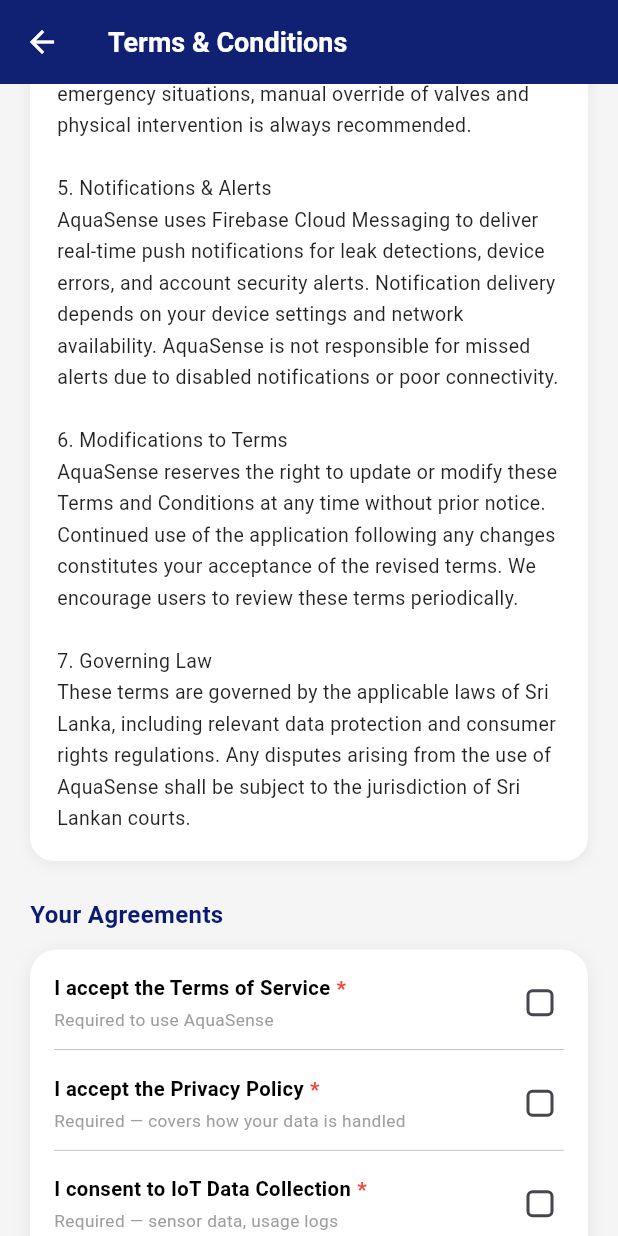
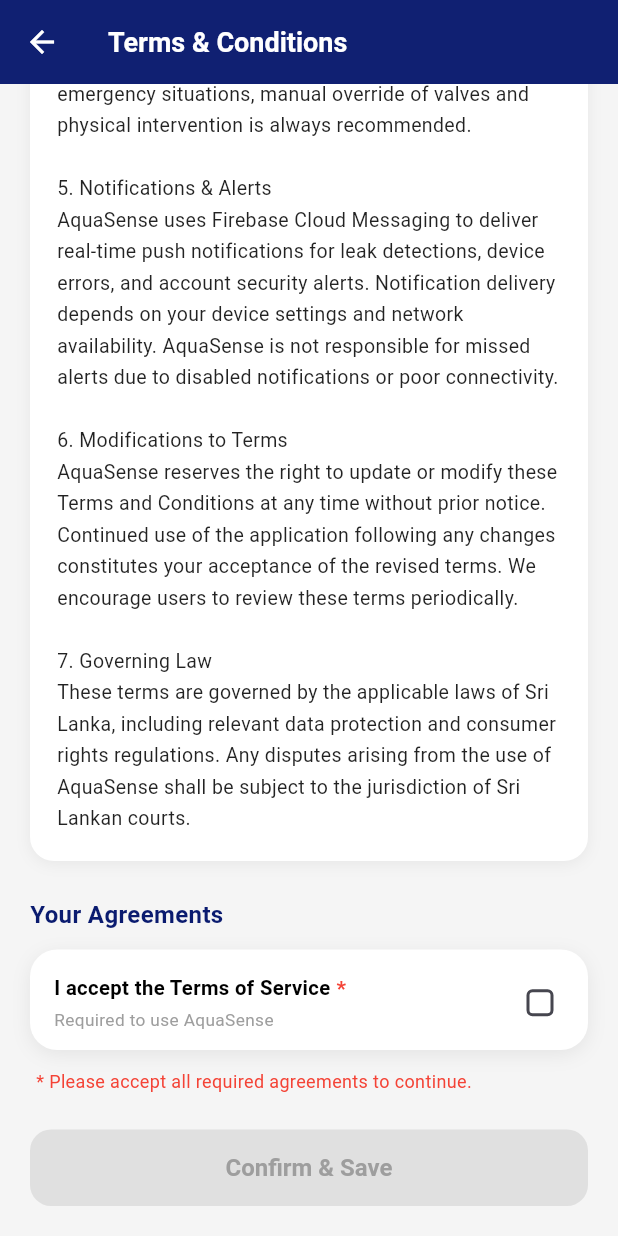
Before and after one commit to Ishan101-hub/sdgp-se24-aquasense-mobile, a Flutter app: the TermsScreen screen opened directly, scrolled down 976 dp, on a phone screen of 412 x 824 dp. Run offline on Flutter 3.47's test engine with Material 3 defaults, Android fonts, the phone set to English and light mode, and no system bars; our stand-ins replace image_picker, shared_preferences; missing offline and left inert: screen_brightness; accounts and stored records are empty.

Commit message:
updated the terms and condition page

```diff
--- a/frontend/lib/screens/terms_screen.dart
+++ b/frontend/lib/screens/terms_screen.dart
@@ -9,13 +9,15 @@
 
 class _TermsScreenState extends State<TermsScreen> {
   bool _acceptTerms = false;
-  bool _acceptPrivacy = false;
-  bool _acceptDataCollection = false;
-  bool _acceptCookies = false;
-  bool _acceptMarketing = false;
 
-  bool get _canProceed =>
-      _acceptTerms && _acceptPrivacy && _acceptDataCollection;
+  // bool _acceptPrivacy = false;
+  // bool _acceptDataCollection = false;
+  // bool _acceptCookies = false;
+  // bool _acceptMarketing = false;
+
+  bool get _canProceed => _acceptTerms;
+  // bool get _canProceed =>
+  //     _acceptTerms && _acceptPrivacy && _acceptDataCollection;
 
   @override
   Widget build(BuildContext context) {
@@ -137,39 +139,43 @@
                     isRequired: true,
                     onChanged: (val) => setState(() => _acceptTerms = val!),
                   ),
-                  _buildDivider(),
-                  _buildCheckTile(
-                    title: 'I accept the Privacy Policy',
-                    subtitle: 'Required — covers how your data is handled',
-                    value: _acceptPrivacy,
-                    isRequired: true,
-                    onChanged: (val) => setState(() => _acceptPrivacy = val!),
-                  ),
-                  _buildDivider(),
-                  _buildCheckTile(
-                    title: 'I consent to IoT Data Collection',
-                    subtitle: 'Required — sensor data, usage logs',
-                    value: _acceptDataCollection,
-                    isRequired: true,
-                    onChanged: (val) =>
-                        setState(() => _acceptDataCollection = val!),
-                  ),
-                  _buildDivider(),
-                  _buildCheckTile(
-                    title: 'I accept Cookie Policy',
-                    subtitle: 'Optional — analytics & session cookies',
-                    value: _acceptCookies,
-                    onChanged: (val) => setState(() => _acceptCookies = val!),
-                  ),
-                  _buildDivider(),
-                  _buildCheckTile(
-                    title: 'Receive tips & product updates',
-                    subtitle: 'Optional — marketing communications',
-                    value: _acceptMarketing,
-                    isLast: true,
-                    onChanged: (val) =>
-                        setState(() => _acceptMarketing = val!),
-                  ),
+
+                  // _buildDivider(),
+                  // _buildCheckTile(
+                  //   title: 'I accept the Privacy Policy',
+                  //   subtitle: 'Required — covers how your data is handled',
+                  //   value: _acceptPrivacy,
+                  //   isRequired: true,
+                  //   onChanged: (val) => setState(() => _acceptPrivacy = val!),
+                  // ),
+
+                  // _buildDivider(),
+                  // _buildCheckTile(
+                  //   title: 'I consent to IoT Data Collection',
+                  //   subtitle: 'Required — sensor data, usage logs',
+                  //   value: _acceptDataCollection,
+                  //   isRequired: true,
+                  //   onChanged: (val) =>
+                  //       setState(() => _acceptDataCollection = val!),
+                  // ),
+
+                  // _buildDivider(),
+                  // _buildCheckTile(
+                  //   title: 'I accept Cookie Policy',
+                  //   subtitle: 'Optional — analytics & session cookies',
+                  //   value: _acceptCookies,
+                  //   onChanged: (val) => setState(() => _acceptCookies = val!),
+                  // ),
+
+                  // _buildDivider(),
+                  // _buildCheckTile(
+                  //   title: 'Receive tips & product updates',
+                  //   subtitle: 'Optional — marketing communications',
+                  //   value: _acceptMarketing,
+                  //   isLast: true,
+                  //   onChanged: (val) =>
+                  //       setState(() => _acceptMarketing = val!),
+                  // ),
                 ],
               ),
             ),
@@ -190,8 +196,7 @@
                     ? () {
                         ScaffoldMessenger.of(context).showSnackBar(
                           const SnackBar(
-                            content:
-                                Text('Agreements saved successfully!'),
+                            content: Text('Agreements saved successfully!'),
                             backgroundColor: Color(0xFF0A1B6F),
                           ),
                         );
```
